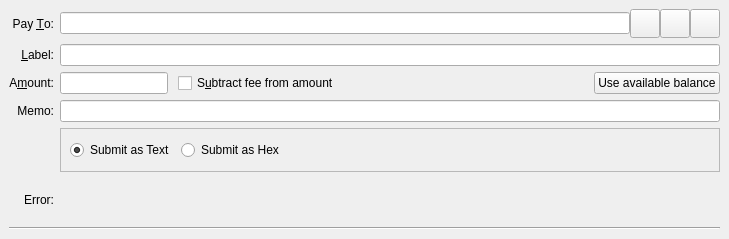
PirateNetwork/pirate, file src/qt/forms/sendcoinsentry.ui: the form before one commit.
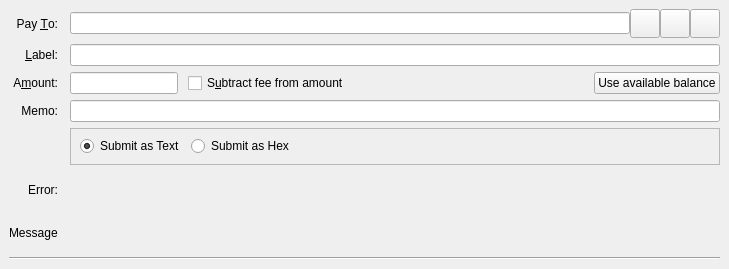
The form after the commit. Icons and pictures are not drawn. Custom widgets are drawn as their Qt base class.

Commit message: map URI message to paymentDescription in on SendCoinEntry UI, revert previous changes to message.

Diff of the .ui file:
```diff
--- a/src/qt/forms/sendcoinsentry.ui
+++ b/src/qt/forms/sendcoinsentry.ui
@@ -7,7 +7,7 @@
     <x>0</x>
     <y>0</y>
     <width>729</width>
-    <height>239</height>
+    <height>269</height>
    </rect>
   </property>
   <property name="focusPolicy">
@@ -27,6 +27,13 @@
     <enum>QFrame::NoFrame</enum>
    </property>
    <layout class="QGridLayout" name="gridLayout">
+    <item row="6" column="0">
+     <widget class="QLabel" name="paymentDescriptionLabel">
+      <property name="text">
+       <string>Message</string>
+      </property>
+     </widget>
+    </item>
     <item row="5" column="0">
      <widget class="QLabel" name="messageLabel">
       <property name="text">
@@ -37,7 +44,7 @@
       </property>
      </widget>
     </item>
-    <item row="0" column="1">
+    <item row="0" column="2">
      <layout class="QHBoxLayout" name="payToLayout">
       <property name="spacing">
        <number>0</number>
@@ -117,13 +124,6 @@
       </item>
      </layout>
     </item>
-    <item row="6" column="0" colspan="2">
-     <widget class="Line" name="line">
-      <property name="orientation">
-       <enum>Qt::Horizontal</enum>
-      </property>
-     </widget>
-    </item>
     <item row="1" column="0">
      <widget class="QLabel" name="labellLabel">
       <property name="text">
@@ -137,7 +137,14 @@
       </property>
      </widget>
     </item>
-    <item row="1" column="1">
+    <item row="9" column="0" colspan="3">
+     <widget class="Line" name="line">
+      <property name="orientation">
+       <enum>Qt::Horizontal</enum>
+      </property>
+     </widget>
+    </item>
+    <item row="1" column="2">
      <widget class="QLineEdit" name="addAsLabel">
       <property name="toolTip">
        <string>Enter a label for this address to add it to the list of used addresses (only for taddrs)</string>
@@ -167,7 +174,7 @@
       </property>
      </widget>
     </item>
-    <item row="3" column="1">
+    <item row="3" column="2">
      <widget class="QValidatedLineEdit" name="memo">
       <property name="toolTip">
        <string>Message that will be included as part of the transaction. Max length: 512 characters. The message is encrypted along with the transaction.</string>
@@ -190,7 +197,7 @@
       </property>
      </widget>
     </item>
-    <item row="5" column="1">
+    <item row="5" column="2">
      <widget class="QLabel" name="messageTextLabel">
       <property name="toolTip">
        <string>A message that was attached to the pirate: URI which will be stored with the transaction for your reference. Note: This message will not be sent over the Pirate network.</string>
@@ -200,7 +207,7 @@
       </property>
      </widget>
     </item>
-    <item row="2" column="1">
+    <item row="2" column="2">
      <layout class="QHBoxLayout" name="horizontalLayoutAmount" stretch="0,1,0">
       <property name="spacing">
        <number>10</number>
@@ -231,7 +238,7 @@
       </item>
      </layout>
     </item>
-    <item row="4" column="1">
+    <item row="4" column="2">
      <widget class="QFrame" name="encodingFrame">
       <property name="sizePolicy">
        <sizepolicy hsizetype="Preferred" vsizetype="Minimum">
@@ -294,6 +301,19 @@
       </layout>
      </widget>
     </item>
+    <item row="6" column="2">
+     <widget class="QLabel" name="paymentDescription">
+      <property name="toolTip">
+       <string>A message that was attached to the pirate: URI which will be stored with the transaction for your reference. Note: This message will not be sent over the Pirate network.</string>
+      </property>
+      <property name="text">
+       <string/>
+      </property>
+      <property name="textFormat">
+       <enum>Qt::PlainText</enum>
+      </property>
+     </widget>
+    </item>
    </layout>
   </widget>
   <widget class="QFrame" name="SendCoins_UnauthenticatedPaymentRequest">
```
Left out of the diff: 56 changed lines with no effect on the pictures. The commit also changes 10 other files.
